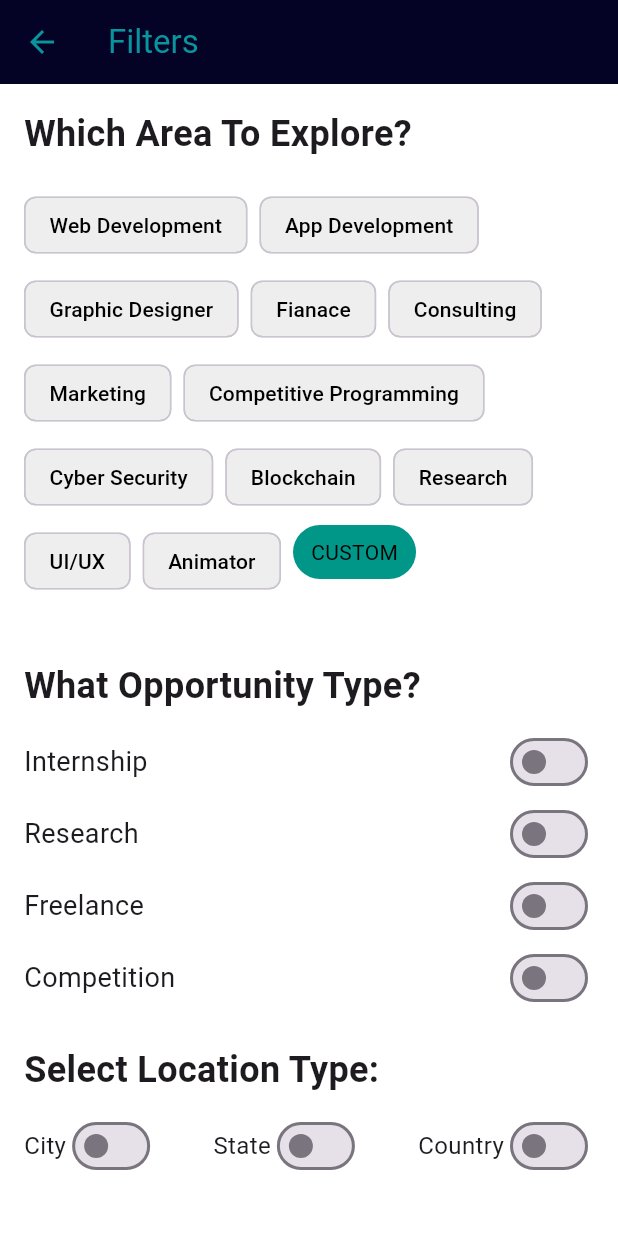
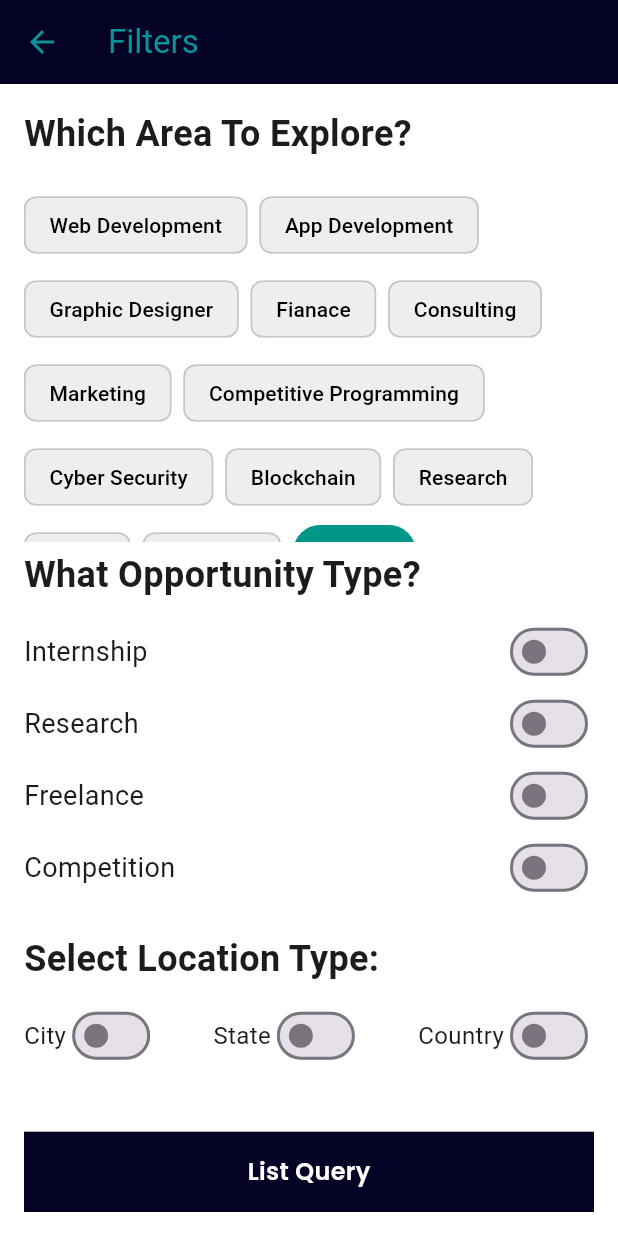
Before and after one commit to HemilKothari/proco_frontend, a Flutter app: the FilterPage screen opened directly, on a phone screen of 412 x 824 dp. Run offline on Flutter 3.47's test engine with Material 3 defaults, Android fonts, the phone set to English and light mode, and no system bars; our stand-ins replace cached_network_image, firebase_core, firebase_storage, flutter_animate, flutter_card_swiper, flutter_chat_bubble and 11 more; accounts and stored records are empty.

```diff
--- a/lib/services/config.dart
+++ b/lib/services/config.dart
@@ -12,4 +12,6 @@ class Config {
   static const String bookmarkUrl = '/api/bookmarks';
   static const String chatsUrl = '/api/chats';
   static const String messagingUrl = '/api/messages';
+  static const String filters = 'api/filters';
+
 }
--- a/lib/views/ui/filters/filter_page.dart
+++ b/lib/views/ui/filters/filter_page.dart
@@ -1,4 +1,8 @@
 import 'package:flutter/material.dart';
+import 'package:jobhub_v1/controllers/filter_provider.dart';
+import 'package:jobhub_v1/views/common/custom_btn.dart';
+import 'package:jobhub_v1/views/common/height_spacer.dart';
+import 'package:shared_preferences/shared_preferences.dart';
 
 class FilterPage extends StatefulWidget {
   const FilterPage({Key? key}) : super(key: key);
@@ -271,6 +275,21 @@ class _FilterPageState extends State<FilterPage> {
                   hintText: "Type country name",
                 ),
               ),
+              const HeightSpacer(size: 20),
+              CustomButton(
+                onTap: () async {
+                //   // const userId = "6777c8d3b4c508d712aac2f3";
+                  final filterData = FilterJobsRequest(
+
+                );
+                // JobsNotifier.createJob(jobData);
+                // print('Job Data: ${jsonEncode(jobData.toJson())}');
+                FilterNotifier.applyFilters();
+
+                },
+                text: 'List Query',
+              ),
+
           ],
         ),
       ),
```
